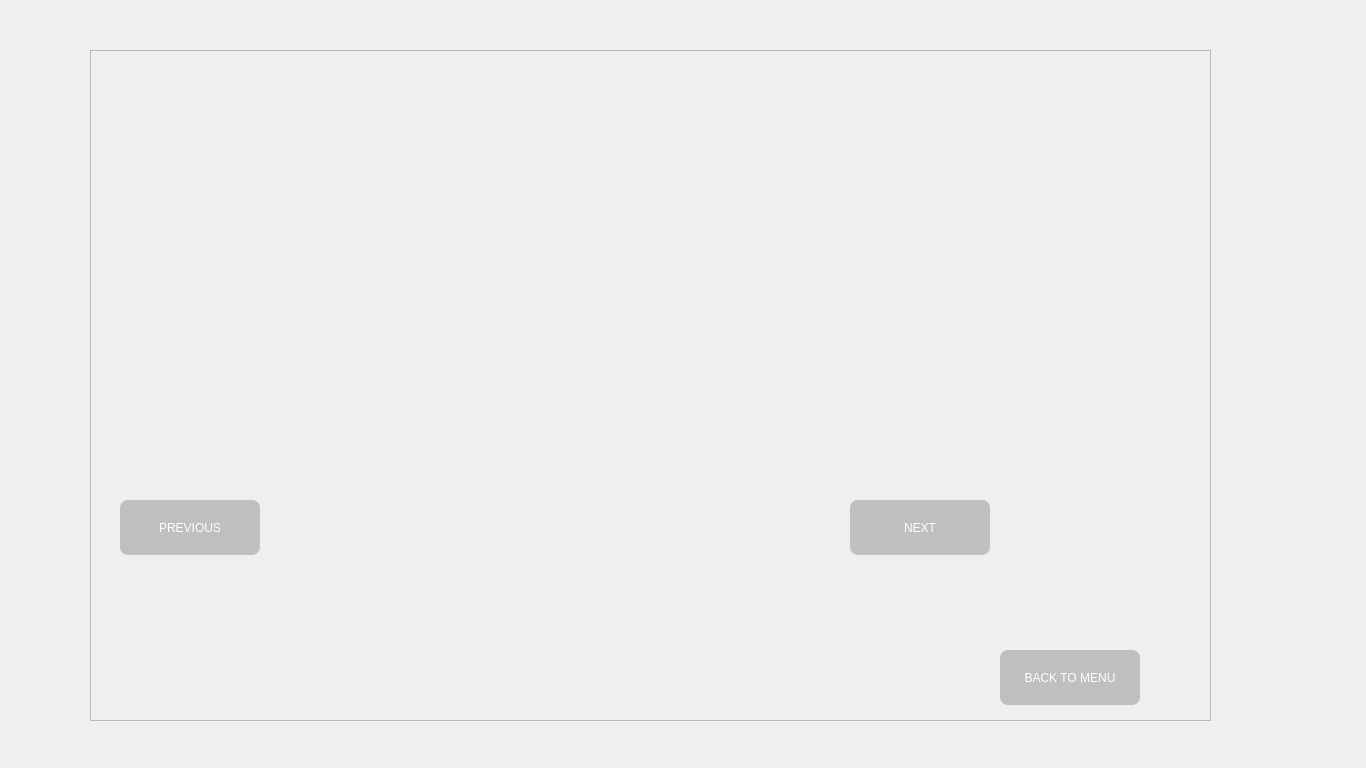
Above: gamemenu.ui from BerkeKbskl/BattleSim before the change. Below: the same form after it.
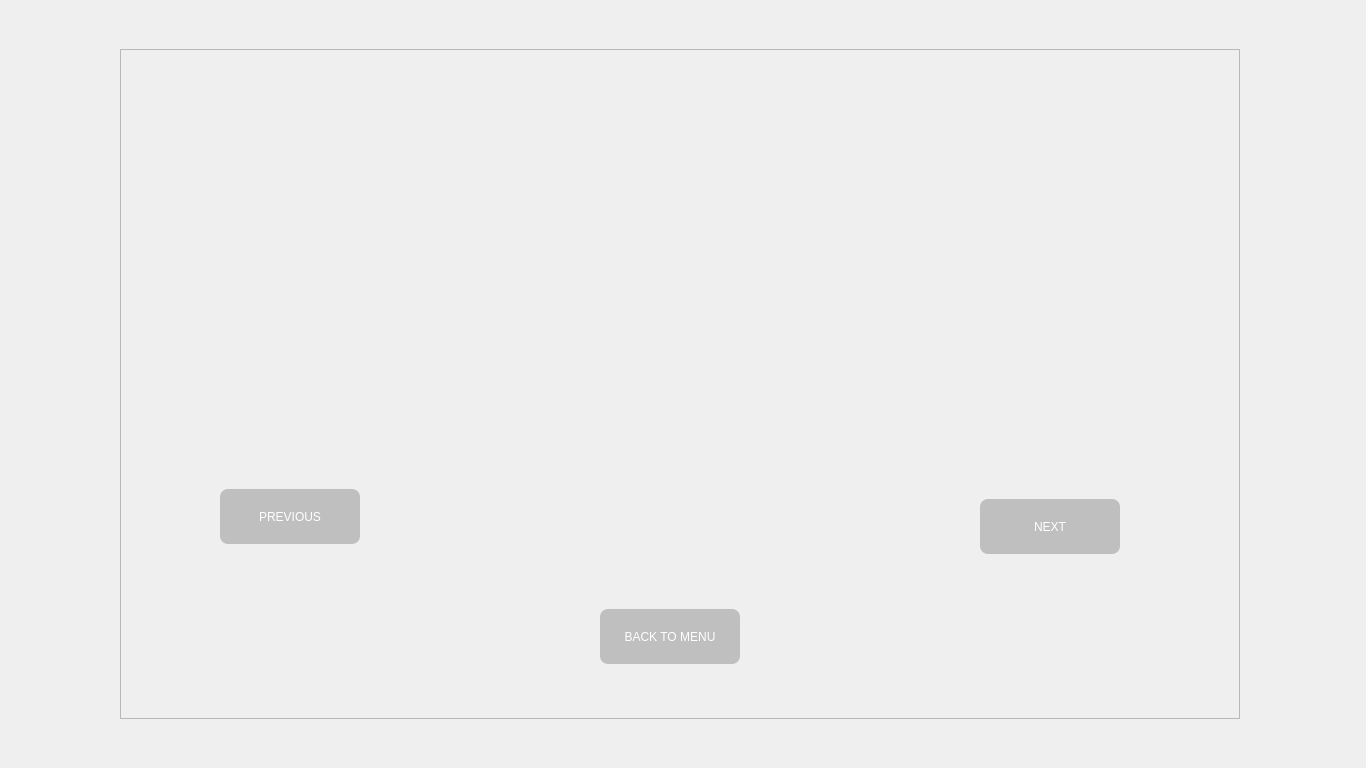
That is the form after the change. The open tabs and pages were chosen to show the change. Icons and pictures are not drawn.

```diff
--- a/gamemenu.ui
+++ b/gamemenu.ui
@@ -51,7 +51,7 @@
      <rect>
       <x>0</x>
       <y>0</y>
-      <width>1348</width>
+      <width>1366</width>
       <height>768</height>
      </rect>
     </property>
@@ -318,10 +318,10 @@
      <widget class="QFrame" name="htpMenu">
       <property name="geometry">
        <rect>
-        <x>90</x>
-        <y>50</y>
-        <width>1121</width>
-        <height>671</height>
+        <x>120</x>
+        <y>49</y>
+        <width>1120</width>
+        <height>670</height>
        </rect>
       </property>
       <property name="frameShape">
@@ -333,8 +333,8 @@
       <widget class="QPushButton" name="pre">
        <property name="geometry">
         <rect>
-         <x>30</x>
-         <y>450</y>
+         <x>100</x>
+         <y>440</y>
          <width>140</width>
          <height>55</height>
         </rect>
@@ -349,7 +349,7 @@
       <widget class="QPushButton" name="next">
        <property name="geometry">
         <rect>
-         <x>760</x>
+         <x>860</x>
          <y>450</y>
          <width>140</width>
          <height>55</height>
@@ -362,7 +362,7 @@
       <widget class="QLabel" name="htp_panel">
        <property name="geometry">
         <rect>
-         <x>180</x>
+         <x>250</x>
          <y>50</y>
          <width>600</width>
          <height>350</height>
@@ -378,8 +378,8 @@
       <widget class="QPushButton" name="back">
        <property name="geometry">
         <rect>
-         <x>910</x>
-         <y>600</y>
+         <x>480</x>
+         <y>560</y>
          <width>140</width>
          <height>55</height>
         </rect>
```
